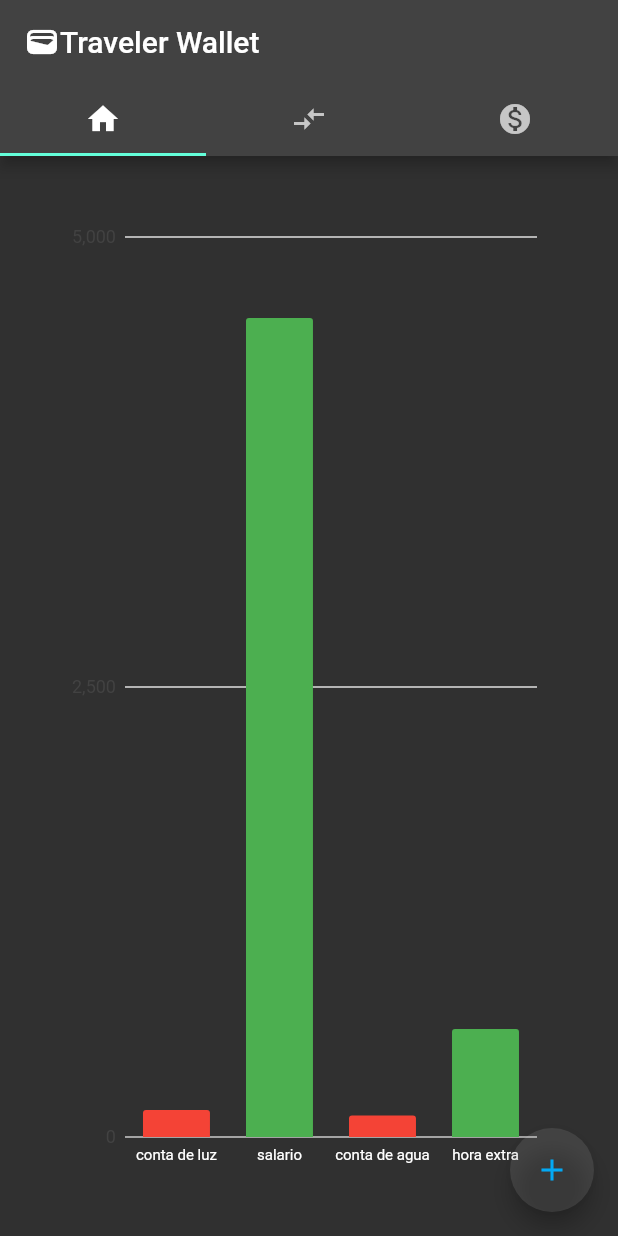
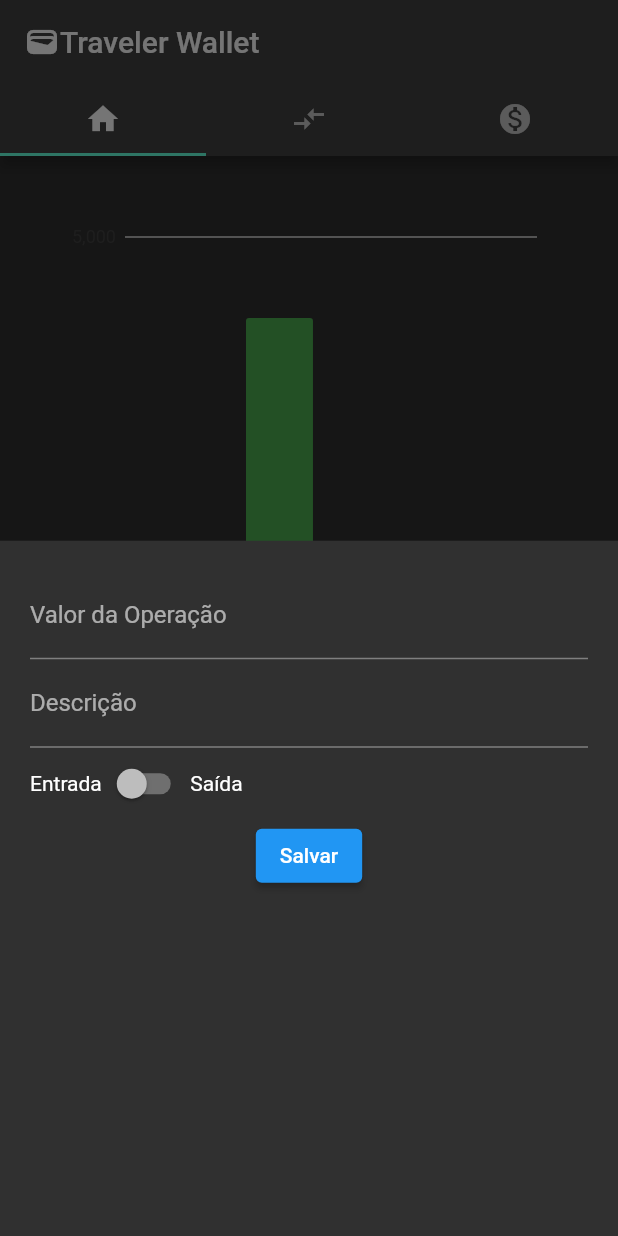
Before and after one commit to FischerRobson/traveler-wallet, a Flutter app: the screen it shows after launch, after a tap on the "add" icon, on a phone screen of 412 x 824 dp. Run offline on Flutter 3.47's test engine with Material 2 defaults, Android fonts, the phone set to English and light mode, and no system bars; our stand-ins replace charts_flutter.

```diff
--- a/lib/main.dart
+++ b/lib/main.dart
@@ -1,5 +1,6 @@
 import 'package:flutter/material.dart';
 import 'package:flutter_example/screens/home.dart';
+import 'package:flutter_example/screens/new_operation.dart';
 import 'package:flutter_example/screens/operations.dart';
 import 'package:flutter_example/screens/prices.dart';
 
@@ -33,6 +34,15 @@ class MyHomePage extends StatefulWidget {
 }
 
 class _MyHomePageState extends State<MyHomePage> {
+  final GlobalKey<FormState> _formKey = GlobalKey<FormState>();
+
+  bool _isEntry = false;
+
+  void handleIsEntry(bool inValue) {
+    setState(() {
+      _isEntry = inValue;
+    });
+  }
 
   @override
   Widget build(BuildContext context) {
@@ -55,7 +65,11 @@ class _MyHomePageState extends State<MyHomePage> {
         PricesScreen(),
       ]),
       floatingActionButton: FloatingActionButton(
-        onPressed: () {  },
+        onPressed: () {
+          showModalBottomSheet(context: context, builder: (BuildContext context) {
+            return NewOperation();
+          });
+        },
         hoverColor: Colors.white,
         backgroundColor: Colors.white10,
         child: const Icon(Icons.add, color: Colors.lightBlue,),
--- /dev/null
+++ b/lib/screens/new_operation.dart
@@ -0,0 +1,77 @@
+import 'package:flutter/cupertino.dart';
+import 'package:flutter/material.dart';
+
+class NewOperation extends StatefulWidget {
+
+  @override
+  State<NewOperation> createState() => _NewOperationState();
+}
+
+class _NewOperationState extends State<NewOperation> {
+  final GlobalKey<FormState> _formKey = GlobalKey<FormState>();
+
+  bool _isEntry = false;
+
+  void handleIsEntry(bool inValue) {
+    setState(() {
+      _isEntry = inValue;
+    });
+  }
+
+  @override
+  Widget build(BuildContext context) {
+    return Container(
+      padding: const EdgeInsets.all(20),
+      child: Form(
+        key: _formKey,
+        child: Column(
+          children: [
+            TextFormField(
+              keyboardType: const TextInputType.numberWithOptions(
+                  decimal: true),
+              validator: (String? inValue) {
+                if (inValue != null) {
+                  if (double.parse(inValue) <= 0.0) {
+                    return "Valor inválido!";
+                  }
+                }
+                return null;
+              },
+              decoration: const InputDecoration(
+                hintText: "00.0",
+                labelText: "Valor da Operação",
+              ),
+            ),
+            TextFormField(
+              keyboardType: TextInputType.multiline,
+              validator: (String? inValue) {
+                if (inValue != null) {
+                  if (inValue.length < 3) {
+                    return "Addiction uma descrição mais detalhada!";
+                  }
+                }
+                return null;
+              },
+              decoration: const InputDecoration(
+                hintText: "Conta de luz",
+                labelText: "Descrição",
+              ),
+            ),
+            Row(children: [
+              const Text("Entrada"),
+              Switch(value: _isEntry, onChanged: (bool inValue) {
+                handleIsEntry(inValue);
+              }),
+              const Text("Saída"),
+            ]),
+            ElevatedButton(onPressed: () {
+              if (_formKey.currentState!.validate()) {
+                _formKey.currentState!.save();
+              }
+            }, child: const Text("Salvar"))
+          ],
+        ),
+      ),
+    );
+  }
+}
```
Also changed, not shown: lib/screens/home.dart (+0 -59 lines).
